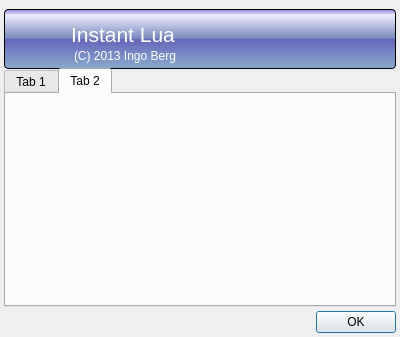
Above: DlgAbout.ui from beltoforion/InstantLua before the change. Below: the same form after it.
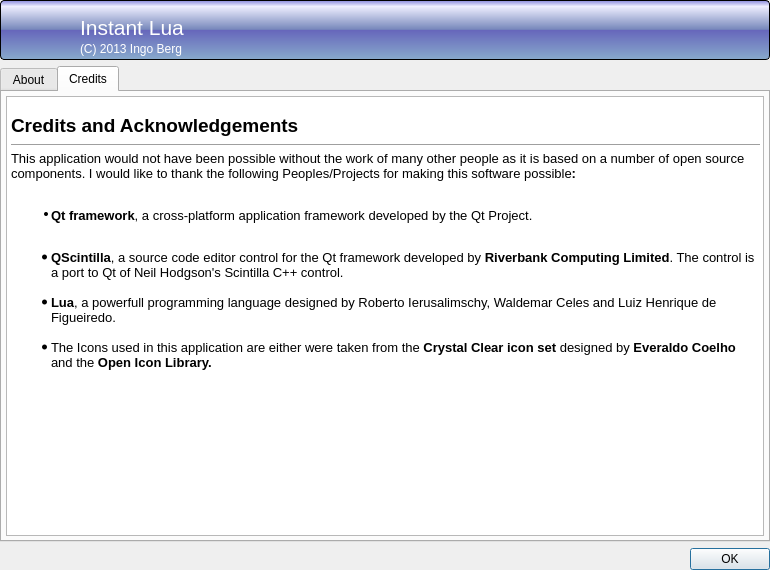
That is the form after the change. The open tabs and pages were chosen to show the change. Icons and pictures are not drawn.

Commit message: Infos added to the about dialog

```diff
--- a/DlgAbout.ui
+++ b/DlgAbout.ui
@@ -6,19 +6,28 @@
    <rect>
     <x>0</x>
     <y>0</y>
-    <width>400</width>
-    <height>337</height>
+    <width>770</width>
+    <height>570</height>
    </rect>
   </property>
+  <property name="minimumSize">
+   <size>
+    <width>770</width>
+    <height>570</height>
+   </size>
+  </property>
+  <property name="maximumSize">
+   <size>
+    <width>770</width>
+    <height>570</height>
+   </size>
+  </property>
   <property name="windowTitle">
    <string>About the Instant LUA IDE</string>
   </property>
   <layout class="QVBoxLayout" name="verticalLayout">
-   <property name="spacing">
-    <number>4</number>
-   </property>
    <property name="margin">
-    <number>4</number>
+    <number>0</number>
    </property>
    <item>
     <widget class="QWidget" name="widget" native="true">
@@ -31,7 +40,7 @@
      <property name="maximumSize">
       <size>
        <width>16777215</width>
-       <height>50</height>
+       <height>60</height>
       </size>
      </property>
      <property name="styleSheet">
@@ -45,8 +54,8 @@
      <widget class="QLabel" name="lbCaption">
       <property name="geometry">
        <rect>
-        <x>67</x>
-        <y>8</y>
+        <x>80</x>
+        <y>10</y>
         <width>291</width>
         <height>35</height>
        </rect>
@@ -83,8 +92,8 @@
      <widget class="QLabel" name="lbSubCaption">
       <property name="geometry">
        <rect>
-        <x>70</x>
-        <y>38</y>
+        <x>80</x>
+        <y>40</y>
         <width>301</width>
         <height>18</height>
        </rect>
@@ -106,8 +115,8 @@
      <widget class="QLabel" name="lbIcon">
       <property name="geometry">
        <rect>
-        <x>11</x>
-        <y>8</y>
+        <x>10</x>
+        <y>10</y>
         <width>48</width>
         <height>48</height>
        </rect>
@@ -142,24 +151,51 @@
     </widget>
    </item>
    <item>
-    <layout class="QVBoxLayout" name="verticalLayout_2">
-     <property name="spacing">
-      <number>3</number>
-     </property>
-     <property name="topMargin">
-      <number>0</number>
-     </property>
+    <layout class="QHBoxLayout" name="horizontalLayout">
      <item>
-      <widget class="QTabWidget" name="tabWidget">
+      <widget class="QTabWidget" name="tcAbout">
+       <property name="currentIndex">
+        <number>1</number>
+       </property>
        <widget class="QWidget" name="tab">
         <attribute name="title">
-         <string>Tab 1</string>
+         <string>About</string>
         </attribute>
        </widget>
        <widget class="QWidget" name="tab_2">
         <attribute name="title">
-         <string>Tab 2</string>
+         <string>Credits</string>
         </attribute>
+        <layout class="QHBoxLayout" name="horizontalLayout_4">
+         <property name="margin">
+          <number>4</number>
+         </property>
+         <item>
+          <widget class="QTextBrowser" name="textBrowser_2">
+           <property name="frameShadow">
+            <enum>QFrame::Plain</enum>
+           </property>
+           <property name="html">
+            <string>&lt;!DOCTYPE HTML PUBLIC &quot;-//W3C//DTD HTML 4.0//EN&quot; &quot;http://www.w3.org/TR/REC-html40/strict.dtd&quot;&gt;
+&lt;html&gt;&lt;head&gt;&lt;meta name=&quot;qrichtext&quot; content=&quot;1&quot; /&gt;&lt;style type=&quot;text/css&quot;&gt;
+p, li { white-space: pre-wrap; }
+&lt;/style&gt;&lt;/head&gt;&lt;body style=&quot; font-family:'MS Shell Dlg 2'; font-size:7.8pt; font-weight:400; font-style:normal;&quot;&gt;
+&lt;p style=&quot;-qt-paragraph-type:empty; margin-top:0px; margin-bottom:0px; margin-left:0px; margin-right:0px; -qt-block-indent:0; text-indent:0px; font-size:8pt;&quot;&gt;&lt;/p&gt;
+&lt;p style=&quot; margin-top:0px; margin-bottom:0px; margin-left:0px; margin-right:0px; -qt-block-indent:0; text-indent:0px;&quot;&gt;&lt;span style=&quot; font-size:14pt; font-weight:600;&quot;&gt;Credits and Acknowledgements&lt;/span&gt;&lt;/p&gt;
+&lt;hr /&gt;
+&lt;p style=&quot; margin-top:0px; margin-bottom:0px; margin-left:0px; margin-right:0px; -qt-block-indent:0; text-indent:0px;&quot;&gt;&lt;span style=&quot; font-size:10pt;&quot;&gt;This application would not have been possible without the work of many other people as it is based on a number of open source components. I would like to thank the following Peoples/Projects for making this software possible&lt;/span&gt;&lt;span style=&quot; font-size:10pt; font-weight:600;&quot;&gt;:&lt;/span&gt;&lt;/p&gt;
+&lt;p style=&quot;-qt-paragraph-type:empty; margin-top:0px; margin-bottom:0px; margin-left:0px; margin-right:0px; -qt-block-indent:0; text-indent:0px; font-size:10pt;&quot;&gt;&lt;/p&gt;
+&lt;ul style=&quot;margin-top: 0px; margin-bottom: 0px; margin-left: 0px; margin-right: 0px; -qt-list-indent: 1;&quot;&gt;&lt;li style=&quot; font-size:8pt;&quot; style=&quot; margin-top:12px; margin-bottom:0px; margin-left:0px; margin-right:0px; -qt-block-indent:0; text-indent:0px;&quot;&gt;&lt;span style=&quot; font-size:10pt; font-weight:600;&quot;&gt;Qt framework&lt;/span&gt;&lt;span style=&quot; font-size:10pt;&quot;&gt;, a cross-platform application framework developed by the Qt Project.&lt;/span&gt;&lt;/li&gt;
+&lt;p style=&quot; margin-top:12px; margin-bottom:0px; margin-left:0px; margin-right:0px; -qt-block-indent:1; text-indent:0px;&quot;&gt;&lt;span style=&quot; font-size:10pt;&quot;&gt; &lt;/span&gt;&lt;/p&gt;
+&lt;li style=&quot; font-size:10pt;&quot; style=&quot; margin-top:0px; margin-bottom:0px; margin-left:0px; margin-right:0px; -qt-block-indent:0; text-indent:0px;&quot;&gt;&lt;span style=&quot; font-weight:600;&quot;&gt;QScintilla&lt;/span&gt;, a source code editor control for the Qt framework developed by &lt;span style=&quot; font-weight:600;&quot;&gt;Riverbank Computing Limited&lt;/span&gt;. The control is a port to Qt of Neil Hodgson's Scintilla C++ control.&lt;/li&gt;
+&lt;p style=&quot;-qt-paragraph-type:empty; margin-top:0px; margin-bottom:0px; margin-left:0px; margin-right:0px; -qt-block-indent:1; text-indent:0px; font-size:10pt;&quot;&gt;&lt;/p&gt;
+&lt;li style=&quot; font-size:10pt;&quot; style=&quot; margin-top:0px; margin-bottom:0px; margin-left:0px; margin-right:0px; -qt-block-indent:0; text-indent:0px;&quot;&gt;&lt;span style=&quot; font-weight:600;&quot;&gt;Lua&lt;/span&gt;, a powerfull programming language designed by Roberto Ierusalimschy, Waldemar Celes and Luiz Henrique de Figueiredo. &lt;/li&gt;
+&lt;p style=&quot;-qt-paragraph-type:empty; margin-top:0px; margin-bottom:0px; margin-left:0px; margin-right:0px; -qt-block-indent:1; text-indent:0px; font-size:10pt;&quot;&gt;&lt;/p&gt;
+&lt;li style=&quot; font-size:10pt;&quot; style=&quot; margin-top:0px; margin-bottom:0px; margin-left:0px; margin-right:0px; -qt-block-indent:0; text-indent:0px;&quot;&gt;The Icons used in this application are either were taken from the &lt;span style=&quot; font-weight:600;&quot;&gt;Crystal Clear icon set&lt;/span&gt; designed by &lt;span style=&quot; font-weight:600;&quot;&gt;Everaldo Coelho&lt;/span&gt; and the &lt;span style=&quot; font-weight:600;&quot;&gt;Open Icon Library.&lt;/span&gt;&lt;/li&gt;&lt;/ul&gt;&lt;/body&gt;&lt;/html&gt;</string>
+           </property>
+          </widget>
+         </item>
+        </layout>
        </widget>
       </widget>
      </item>
```
Left out of the diff: 28 changed lines with no effect on the pictures. The commit also changes 2 other files.
